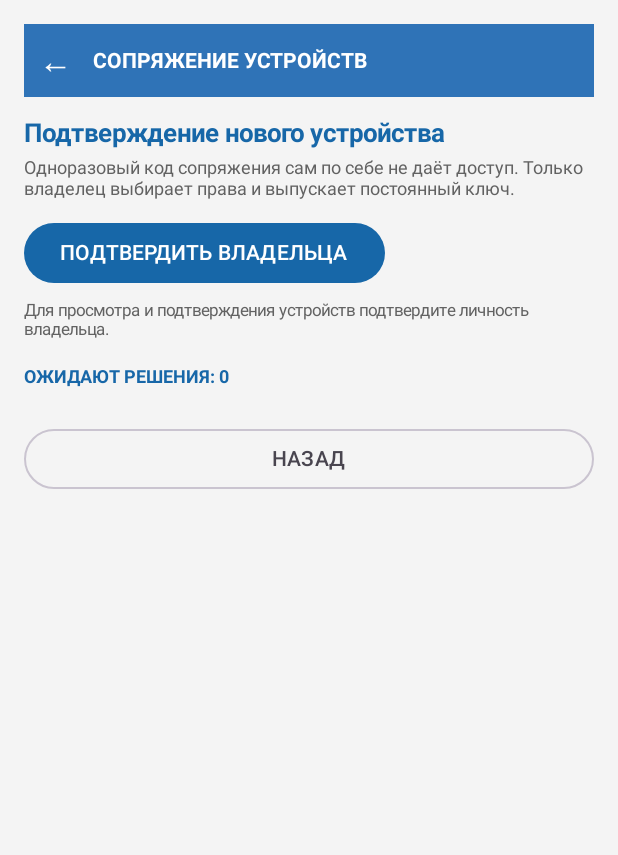
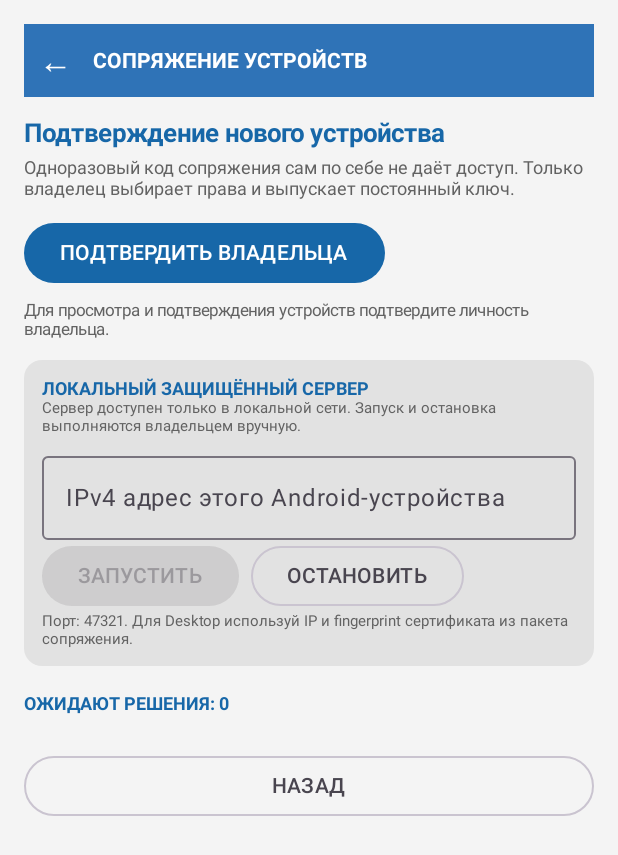
Before and after one commit to micronizationlab/glafira-ai-hub, an Android app built with Jetpack Compose: the composable BridgePairingApprovalScreen shown on its own in the app's theme, on a phone screen of 412 x 824 dp. Shown: the top 855 px of the screen. Run offline under Robolectric (Android 15) with nearby library versions, the phone set to English and light mode, and no system bars; pictures from the network do not load; 1 statement that could not run was skipped.

Commit message:
Add owner-controlled local Bridge server start and stop controls

```diff
--- a/app/src/main/java/com/micronizationlab/glafira/BridgePairingApprovalScreen.kt
+++ b/app/src/main/java/com/micronizationlab/glafira/BridgePairingApprovalScreen.kt
@@ -4,6 +4,8 @@ import android.content.ClipData
 import android.content.ClipboardManager
 import android.content.Context
 import android.os.Build
+import android.net.ConnectivityManager
+import java.net.Inet4Address
 import android.view.WindowManager
 import androidx.compose.foundation.background
 import androidx.compose.foundation.clickable
@@ -36,6 +38,7 @@ fun BridgePairingApprovalScreen(onBack: () -> Unit) {
     var deliveryText by remember { mutableStateOf<String?>(null) }
     var status by remember { mutableStateOf("Для просмотра и подтверждения устройств подтвердите личность владельца.") }
     var isBusy by remember { mutableStateOf(false) }
+    var hostAddress by remember { mutableStateOf(discoverBridgeIpv4(context).orEmpty()) }
 
     val availableScopes = remember {
         GlafiraToolRegistry.all().flatMap { it.requiredScopes }.toSortedSet()
@@ -132,6 +135,38 @@ fun BridgePairingApprovalScreen(onBack: () -> Unit) {
 
         Spacer(Modifier.height(8.dp))
         Text(status, color = Tx, fontSize = 11.sp)
+
+        Spacer(Modifier.height(14.dp))
+        Card(colors = CardDefaults.cardColors(containerColor = GrD)) {
+            Column(Modifier.padding(12.dp)) {
+                Text("ЛОКАЛЬНЫЙ ЗАЩИЩЁННЫЙ СЕРВЕР", color = Gr, fontWeight = FontWeight.Bold, fontSize = 12.sp)
+                Text("Сервер доступен только в локальной сети. Запуск и остановка выполняются владельцем вручную.", color = Tx, fontSize = 10.sp)
+                Spacer(Modifier.height(6.dp))
+                OutlinedTextField(
+                    value = hostAddress,
+                    onValueChange = { hostAddress = it },
+                    label = { Text("IPv4 адрес этого Android-устройства") },
+                    singleLine = true,
+                    modifier = Modifier.fillMaxWidth()
+                )
+                Row(horizontalArrangement = Arrangement.spacedBy(8.dp)) {
+                    Button(
+                        enabled = hostAddress.isNotBlank(),
+                        onClick = {
+                            runCatching { GlafiraBridgeHostService.startFromOwnerAction(context, hostAddress.trim()) }
+                                .onSuccess { status = "Запрос на запуск сервера отправлен. Проверьте постоянное уведомление Android." }
+                                .onFailure { status = "Не удалось запустить сервер: проверьте IPv4 адрес и разрешения Android." }
+                        },
+                        colors = ButtonDefaults.buttonColors(containerColor = Gr)
+                    ) { Text("ЗАПУСТИТЬ") }
+                    OutlinedButton(onClick = {
+                        GlafiraBridgeHostService.stopFromOwnerAction(context)
+                        status = "Отправлена команда остановки локального сервера."
+                    }) { Text("ОСТАНОВИТЬ") }
+                }
+                Text("Порт: ${GlafiraBridgeTlsHttpServer.DEFAULT_PORT}. Для Desktop используй IP и fingerprint сертификата из пакета сопряжения.", color = Tx, fontSize = 10.sp)
+            }
+        }
 
         delivery?.let { issued ->
             Spacer(Modifier.height(16.dp))
@@ -283,3 +318,14 @@ fun BridgePairingApprovalScreen(onBack: () -> Unit) {
 }
 
 private const val OWNER_SESSION_LIFETIME_MS = 120_000L
+
+
+private fun discoverBridgeIpv4(context: Context): String? = runCatching {
+    val manager = context.getSystemService(Context.CONNECTIVITY_SERVICE) as ConnectivityManager
+    val network = manager.activeNetwork ?: return null
+    val properties = manager.getLinkProperties(network) ?: return null
+    properties.linkAddresses.asSequence()
+        .mapNotNull { it.address as? Inet4Address }
+        .firstOrNull { it.isSiteLocalAddress && !it.isLoopbackAddress && !it.isAnyLocalAddress }
+        ?.hostAddress
+}.getOrNull()
```
